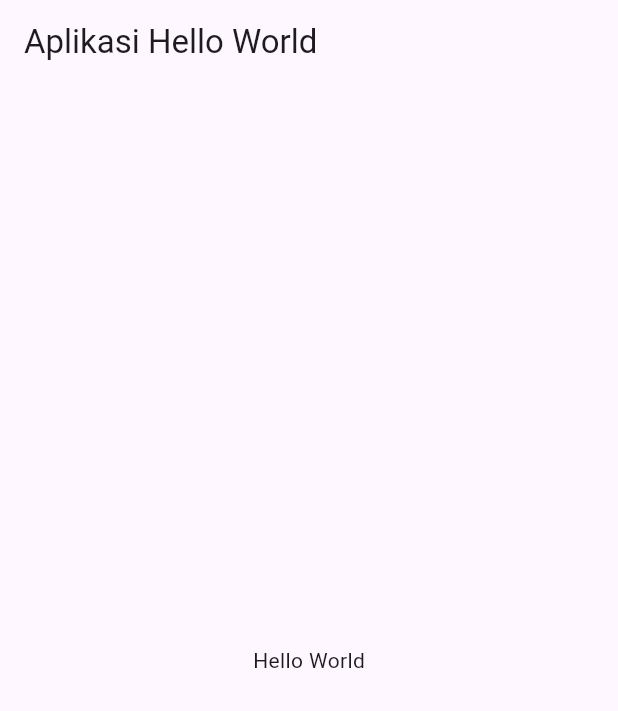
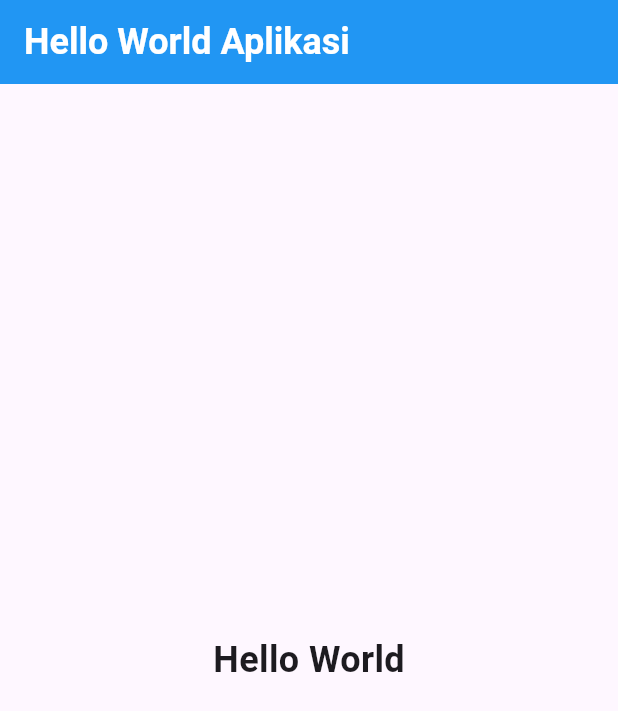
Before and after one commit to Gin-Arata/belajar_flutter, a Flutter app: the screen it shows after launch, on a phone screen of 412 x 824 dp. Shown: the top 711 px of the screen. Run offline on Flutter 3.47's test engine with Material 3 defaults, Android fonts, the phone set to English and light mode, and no system bars.

Commit message:
Flutter - Mencoba styling

```diff
--- a/lib/main.dart
+++ b/lib/main.dart
@@ -21,13 +21,22 @@ class MyApp extends StatelessWidget {
       home: Scaffold(
         appBar: AppBar(
           title: const Text(
-            "Aplikasi Hello World",
+            "Hello World Aplikasi",
+            style: TextStyle(
+                fontSize: 24, fontWeight: FontWeight.bold, color: Colors.white),
           ),
+          backgroundColor: Colors.blue,
         ),
 
         // Widget Center digunakan untuk menengahkan widget yang ada di dalamnya
         body: const Center(
-          child: Text("Hello World"),
+          child: Text(
+            "Hello World",
+            style: TextStyle(
+              fontSize: 24,
+              fontWeight: FontWeight.bold,
+            ),
+          ),
         ),
       ),
     );
```
